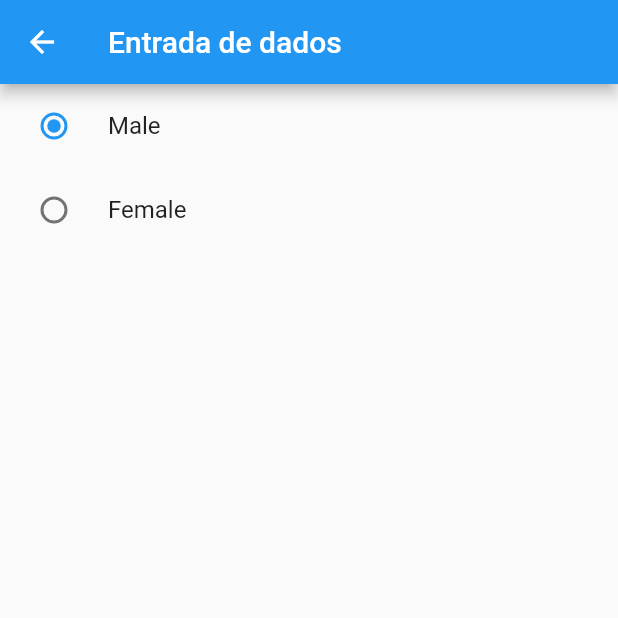
After one commit to GabrielStahlberg/TutorialApp_Flutter, a Flutter app: the RadioButtonImpl screen opened directly, after a tap on "Male", on a phone screen of 412 x 824 dp, the top half of it. The commit adds this screen. Run offline on Flutter 3.47's test engine with Material 2 defaults, Android fonts, the phone set to English and light mode, and no system bars.

Commit message:
Using radioButton, simple example.

```diff
--- /dev/null
+++ b/lib/widgets/RadioButtonImpl.dart
@@ -0,0 +1,46 @@
+import 'package:flutter/material.dart';
+
+class RadioButtonImpl extends StatefulWidget {
+  @override
+  _RadioButtonImplState createState() => _RadioButtonImplState();
+}
+
+class _RadioButtonImplState extends State<RadioButtonImpl> {
+
+  String _radioSelected;
+
+  @override
+  Widget build(BuildContext context) {
+    return Scaffold(
+      appBar: AppBar(
+        title: Text("Entrada de dados"),
+      ),
+      body: Container(
+        child: Column(
+          children: <Widget>[
+            RadioListTile(
+                title: Text("Male"),
+                value: "m",
+                groupValue: _radioSelected,
+                onChanged: (String radio) {
+                  setState(() {
+                    _radioSelected = radio;
+                  });
+                }
+            ),
+            RadioListTile(
+                title: Text("Female"),
+                value: "f",
+                groupValue: _radioSelected,
+                onChanged: (String radio) {
+                  setState(() {
+                    _radioSelected = radio;
+                  });
+                }
+            )
+          ],
+        ),
+      ),
+    );
+  }
+}
```
Also changed, not shown: lib/main.dart (line endings or trailing spaces).
